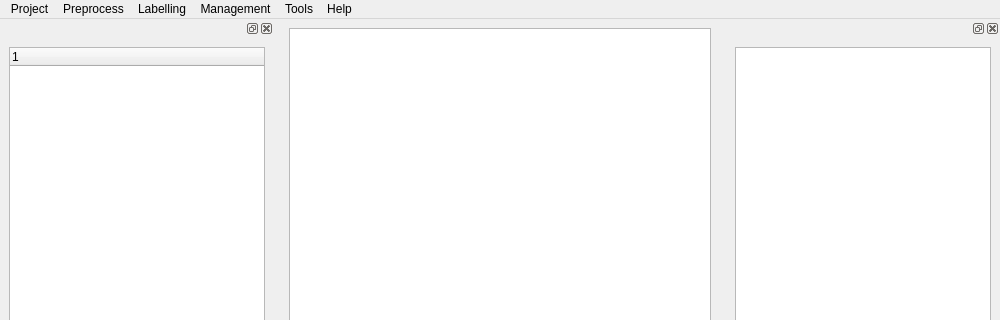
The window that ui/mainwindow.ui (Zhehua-Hu/Enchain) describes before a commit, drawn with Qt 5; both pictures show x 0 to 1000 and y 0 to 320 of the 1000 by 725 pixel window.
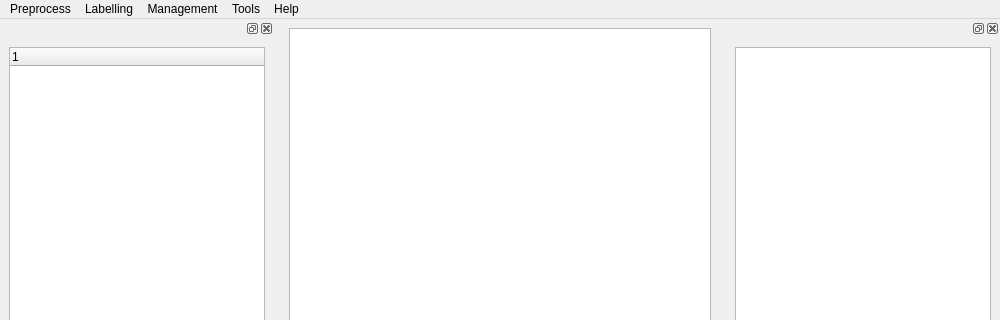
The same window after the commit.

The edit to the form file:
```diff
--- a/ui/mainwindow.ui
+++ b/ui/mainwindow.ui
@@ -68,13 +68,6 @@
     </property>
     <addaction name="actionShow_guidance"/>
    </widget>
-   <widget class="QMenu" name="menuPipeline">
-    <property name="title">
-     <string>Project</string>
-    </property>
-    <addaction name="actionSetUserInfo"/>
-    <addaction name="actionCreateVOCFolder"/>
-   </widget>
    <widget class="QMenu" name="menuTools">
     <property name="title">
      <string>Tools</string>
@@ -126,7 +119,6 @@
     <addaction name="actionClose"/>
     <addaction name="actionQuit"/>
    </widget>
-   <addaction name="menuPipeline"/>
    <addaction name="menuPreprocess"/>
    <addaction name="menuTool"/>
    <addaction name="menuManagement"/>
```
Left out of the diff: 45 changed lines with no effect on the pictures.
